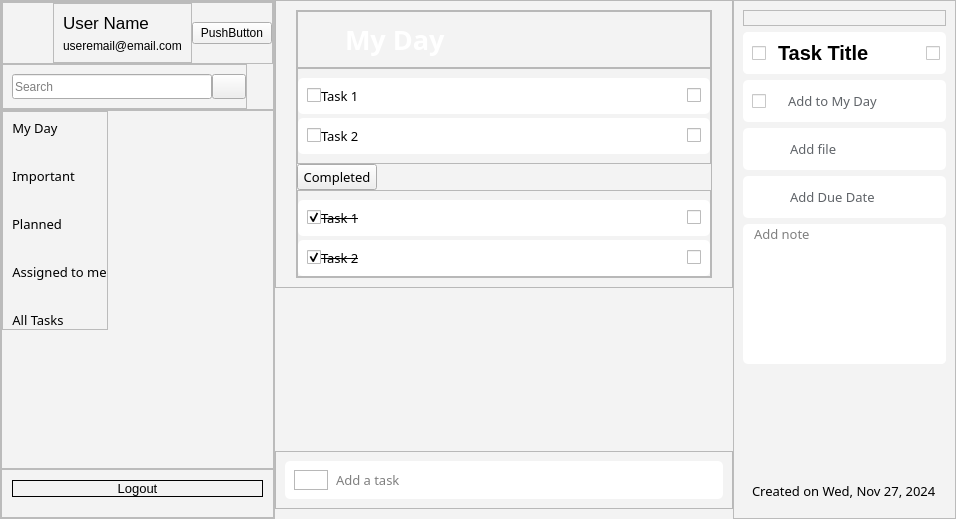
First picture: the form in ui/ui-design.ui, repository AgentMajin/taskify, before the edit.
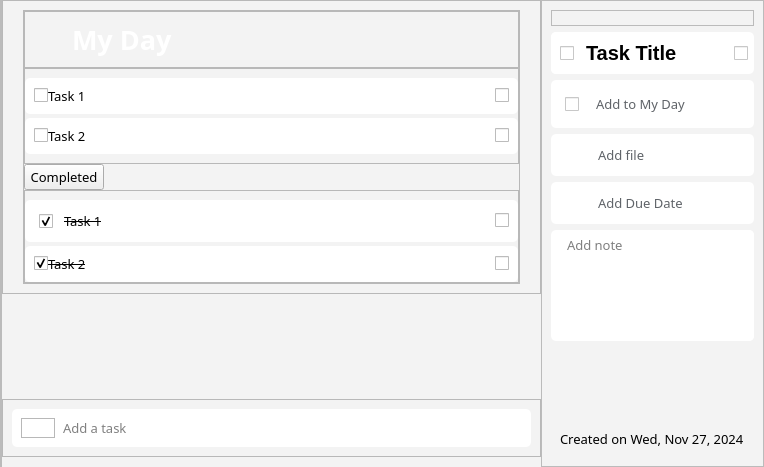
Second picture: the form after the edit. Icons and pictures are not drawn.

Commit message: minor fix duedate frame

```diff
--- a/ui/ui-design.ui
+++ b/ui/ui-design.ui
@@ -6,8 +6,8 @@
    <rect>
     <x>0</x>
     <y>0</y>
-    <width>956</width>
-    <height>519</height>
+    <width>764</width>
+    <height>467</height>
    </rect>
   </property>
   <property name="sizePolicy">
@@ -64,6 +64,12 @@
         <verstretch>0</verstretch>
        </sizepolicy>
       </property>
+      <property name="maximumSize">
+       <size>
+        <width>200</width>
+        <height>16777215</height>
+       </size>
+      </property>
       <property name="styleSheet">
        <string notr="true">background-color: rgb(243,243,243);</string>
       </property>
@@ -89,538 +95,6 @@
        <property name="bottomMargin">
         <number>0</number>
        </property>
-       <item>
-        <widget class="QFrame" name="infor">
-         <property name="sizePolicy">
-          <sizepolicy hsizetype="Fixed" vsizetype="Preferred">
-           <horstretch>0</horstretch>
-           <verstretch>0</verstretch>
-          </sizepolicy>
-         </property>
-         <property name="frameShape">
-          <enum>QFrame::StyledPanel</enum>
-         </property>
-         <property name="frameShadow">
-          <enum>QFrame::Raised</enum>
-         </property>
-         <layout class="QVBoxLayout" name="verticalLayout">
-          <property name="spacing">
-           <number>0</number>
-          </property>
-          <property name="leftMargin">
-           <number>0</number>
-          </property>
-          <property name="topMargin">
-           <number>0</number>
-          </property>
-          <property name="rightMargin">
-           <number>0</number>
-          </property>
-          <property name="bottomMargin">
-           <number>0</number>
-          </property>
-          <item>
-           <widget class="QFrame" name="account_frame_2">
-            <property name="sizePolicy">
-             <sizepolicy hsizetype="Minimum" vsizetype="Fixed">
-              <horstretch>0</horstretch>
-              <verstretch>0</verstretch>
-             </sizepolicy>
-            </property>
-            <property name="frameShape">
-             <enum>QFrame::StyledPanel</enum>
-            </property>
-            <property name="frameShadow">
-             <enum>QFrame::Raised</enum>
-            </property>
-            <layout class="QHBoxLayout" name="horizontalLayout_9">
-             <property name="spacing">
-              <number>0</number>
-             </property>
-             <property name="leftMargin">
-              <number>0</number>
-             </property>
-             <property name="topMargin">
-              <number>0</number>
-             </property>
-             <property name="rightMargin">
-              <number>0</number>
-             </property>
-             <property name="bottomMargin">
-              <number>0</number>
-             </property>
-             <item>
-              <widget class="QPushButton" name="pushButton_8">
-               <property name="sizePolicy">
-                <sizepolicy hsizetype="Fixed" vsizetype="Fixed">
-                 <horstretch>0</horstretch>
-                 <verstretch>0</verstretch>
-                </sizepolicy>
-               </property>
-               <property name="minimumSize">
-                <size>
-                 <width>50</width>
-                 <height>50</height>
-                </size>
-               </property>
-               <property name="styleSheet">
-                <string notr="true">border:none</string>
-               </property>
-               <property name="text">
-                <string/>
-               </property>
-               <property name="icon">
-                <iconset resource="../resources/icon.qrc">
-                 <normaloff>:/icon/icons/user.png</normaloff>:/icon/icons/user.png</iconset>
-               </property>
-               <property name="iconSize">
-                <size>
-                 <width>64</width>
-                 <height>64</height>
-                </size>
-               </property>
-              </widget>
-             </item>
-             <item>
-              <widget class="QFrame" name="text_infor_frame">
-               <property name="styleSheet">
-                <string notr="true">margin: 0px;
-padding: 0px;</string>
-               </property>
-               <property name="frameShape">
-                <enum>QFrame::StyledPanel</enum>
-               </property>
-               <property name="frameShadow">
-                <enum>QFrame::Raised</enum>
-               </property>
-               <layout class="QVBoxLayout" name="verticalLayout_6">
-                <item>
-                 <widget class="QLabel" name="name_label">
-                  <property name="font">
-                   <font>
-                    <pointsize>13</pointsize>
-                   </font>
-                  </property>
-                  <property name="text">
-                   <string>User Name</string>
-                  </property>
-                 </widget>
-                </item>
-                <item>
-                 <widget class="QLabel" name="email_label">
-                  <property name="text">
-                   <string>useremail@email.com</string>
-                  </property>
-                 </widget>
-                </item>
-               </layout>
-              </widget>
-             </item>
-             <item>
-              <widget class="QPushButton" name="pushButton_2">
-               <property name="sizePolicy">
-                <sizepolicy hsizetype="Fixed" vsizetype="Fixed">
-                 <horstretch>0</horstretch>
-                 <verstretch>0</verstretch>
-                </sizepolicy>
-               </property>
-               <property name="text">
-                <string>PushButton</string>
-               </property>
-              </widget>
-             </item>
-            </layout>
-           </widget>
-          </item>
-          <item alignment="Qt::AlignLeft">
-           <widget class="QFrame" name="search_frame_2">
-            <property name="enabled">
-             <bool>true</bool>
-            </property>
-            <property name="sizePolicy">
-             <sizepolicy hsizetype="Minimum" vsizetype="Fixed">
-              <horstretch>0</horstretch>
-              <verstretch>0</verstretch>
-             </sizepolicy>
-            </property>
-            <property name="styleSheet">
-             <string notr="true">padding-top: 0px;
-margin-top:0px;</string>
-            </property>
-            <property name="frameShape">
-             <enum>QFrame::StyledPanel</enum>
-            </property>
-            <property name="frameShadow">
-             <enum>QFrame::Raised</enum>
-            </property>
-            <layout class="QHBoxLayout" name="horizontalLayout_10">
-             <property name="spacing">
-              <number>0</number>
-             </property>
-             <property name="sizeConstraint">
-              <enum>QLayout::SetDefaultConstraint</enum>
-             </property>
-             <property name="leftMargin">
-              <number>9</number>
-             </property>
-             <property name="topMargin">
-              <number>9</number>
-             </property>
-             <property name="rightMargin">
-              <number>0</number>
-             </property>
-             <property name="bottomMargin">
-              <number>9</number>
-             </property>
-             <item>
-              <widget class="QLineEdit" name="search_input">
-               <property name="sizePolicy">
-                <sizepolicy hsizetype="Preferred" vsizetype="Preferred">
-                 <horstretch>0</horstretch>
-                 <verstretch>0</verstretch>
-                </sizepolicy>
-               </property>
-               <property name="minimumSize">
-                <size>
-                 <width>200</width>
-                 <height>25</height>
-                </size>
-               </property>
-               <property name="styleSheet">
-                <string notr="true">background-color:none;
-margin:0px;
-padding: 0px;</string>
-               </property>
-               <property name="placeholderText">
-                <string>Search</string>
-               </property>
-              </widget>
-             </item>
-             <item>
-              <widget class="QPushButton" name="search_button">
-               <property name="sizePolicy">
-                <sizepolicy hsizetype="Fixed" vsizetype="Fixed">
-                 <horstretch>0</horstretch>
-                 <verstretch>0</verstretch>
-                </sizepolicy>
-               </property>
-               <property name="minimumSize">
-                <size>
-                 <width>0</width>
-                 <height>25</height>
-                </size>
-               </property>
-               <property name="styleSheet">
-                <string notr="true">background: none;
-margin: 0px;
-padding: 0px;</string>
-               </property>
-               <property name="text">
-                <string/>
-               </property>
-               <property name="icon">
-                <iconset resource="../resources/icon.qrc">
-                 <normaloff>:/icon/icons/search_24dp_5F6368_FILL0_wght400_GRAD0_opsz24.png</normaloff>:/icon/icons/search_24dp_5F6368_FILL0_wght400_GRAD0_opsz24.png</iconset>
-               </property>
-              </widget>
-             </item>
-            </layout>
-           </widget>
-          </item>
-         </layout>
-        </widget>
-       </item>
-       <item>
-        <widget class="QFrame" name="menu">
-         <property name="sizePolicy">
-          <sizepolicy hsizetype="Preferred" vsizetype="Expanding">
-           <horstretch>0</horstretch>
-           <verstretch>0</verstretch>
-          </sizepolicy>
-         </property>
-         <property name="frameShape">
-          <enum>QFrame::StyledPanel</enum>
-         </property>
-         <property name="frameShadow">
-          <enum>QFrame::Raised</enum>
-         </property>
-         <layout class="QHBoxLayout" name="horizontalLayout_3">
-          <property name="spacing">
-           <number>0</number>
-          </property>
-          <property name="leftMargin">
-           <number>0</number>
-          </property>
-          <property name="topMargin">
-           <number>0</number>
-          </property>
-          <property name="rightMargin">
-           <number>0</number>
-          </property>
-          <property name="bottomMargin">
-           <number>0</number>
-          </property>
-          <item alignment="Qt::AlignLeft|Qt::AlignTop">
-           <widget class="QFrame" name="menu_frame">
-            <property name="sizePolicy">
-             <sizepolicy hsizetype="Preferred" vsizetype="Fixed">
-              <horstretch>0</horstretch>
-              <verstretch>0</verstretch>
-             </sizepolicy>
-            </property>
-            <property name="frameShape">
-             <enum>QFrame::StyledPanel</enum>
-            </property>
-            <property name="frameShadow">
-             <enum>QFrame::Raised</enum>
-            </property>
-            <layout class="QGridLayout" name="gridLayout">
-             <property name="leftMargin">
-              <number>9</number>
-             </property>
-             <property name="topMargin">
-              <number>7</number>
-             </property>
-             <property name="rightMargin">
-              <number>0</number>
-             </property>
-             <property name="bottomMargin">
-              <number>0</number>
-             </property>
-             <property name="horizontalSpacing">
-              <number>20</number>
-             </property>
-             <property name="verticalSpacing">
-              <number>30</number>
-             </property>
-             <item row="0" column="0">
-              <widget class="QPushButton" name="my_day_button">
-               <property name="sizePolicy">
-                <sizepolicy hsizetype="Fixed" vsizetype="Fixed">
-                 <horstretch>0</horstretch>
-                 <verstretch>0</verstretch>
-                </sizepolicy>
-               </property>
-               <property name="font">
-                <font>
-                 <family>Microsoft JhengHei</family>
-                 <pointsize>10</pointsize>
-                </font>
-               </property>
-               <property name="styleSheet">
-                <string notr="true">border: none;
-text-color: rgb(0,0,0);
-</string>
-               </property>
-               <property name="text">
-                <string>My Day</string>
-               </property>
-               <property name="icon">
-                <iconset resource="../resources/icon.qrc">
-                 <normaloff>:/icon/icons/sun.png</normaloff>:/icon/icons/sun.png</iconset>
-               </property>
-               <property name="iconSize">
-                <size>
-                 <width>25</width>
-                 <height>25</height>
-                </size>
-               </property>
-              </widget>
-             </item>
-             <item row="3" column="0">
-              <widget class="QPushButton" name="assign_me_button">
-               <property name="sizePolicy">
-                <sizepolicy hsizetype="Fixed" vsizetype="Fixed">
-                 <horstretch>0</horstretch>
-                 <verstretch>0</verstretch>
-                </sizepolicy>
-               </property>
-               <property name="font">
-                <font>
-                 <family>Microsoft JhengHei</family>
-                 <pointsize>10</pointsize>
-                </font>
-               </property>
-               <property name="styleSheet">
-                <string notr="true">border: none;</string>
-               </property>
-               <property name="text">
-                <string>Assigned to me</string>
-               </property>
-               <property name="icon">
-                <iconset resource="../resources/icon.qrc">
-                 <normaloff>:/icon/icons/user.png</normaloff>:/icon/icons/user.png</iconset>
-               </property>
-               <property name="iconSize">
-                <size>
-                 <width>25</width>
-                 <height>25</height>
-                </size>
-               </property>
-              </widget>
-             </item>
-             <item row="4" column="0">
-              <widget class="QPushButton" name="task_button">
-               <property name="sizePolicy">
-                <sizepolicy hsizetype="Fixed" vsizetype="Fixed">
-                 <horstretch>0</horstretch>
-                 <verstretch>0</verstretch>
-                </sizepolicy>
-               </property>
-               <property name="font">
-                <font>
-                 <family>Microsoft JhengHei</family>
-                 <pointsize>10</pointsize>
-                </font>
-               </property>
-               <property name="styleSheet">
-                <string notr="true">border: none</string>
-               </property>
-               <property name="text">
-                <string>All Tasks</string>
-               </property>
-               <property name="icon">
-                <iconset resource="../resources/icon.qrc">
-                 <normaloff>:/icon/icons/home.png</normaloff>:/icon/icons/home.png</iconset>
-               </property>
-               <property name="iconSize">
-                <size>
-                 <width>25</width>
-                 <height>25</height>
-                </size>
-               </property>
-              </widget>
-             </item>
-             <item row="2" column="0">
-              <widget class="QPushButton" name="planned_button">
-               <property name="sizePolicy">
-                <sizepolicy hsizetype="Fixed" vsizetype="Fixed">
-                 <horstretch>0</horstretch>
-                 <verstretch>0</verstretch>
-                </sizepolicy>
-               </property>
-               <property name="font">
-                <font>
-                 <family>Microsoft JhengHei</family>
-                 <pointsize>10</pointsize>
-                </font>
-               </property>
-               <property name="styleSheet">
-                <string notr="true">border: none;</string>
-               </property>
-               <property name="text">
-                <string>Planned</string>
-               </property>
-               <property name="icon">
-                <iconset resource="../resources/icon.qrc">
-                 <normaloff>:/icon/icons/plan.png</normaloff>:/icon/icons/plan.png</iconset>
-               </property>
-               <property name="iconSize">
-                <size>
-                 <width>25</width>
-                 <height>25</height>
-                </size>
-               </property>
-              </widget>
-             </item>
-             <item row="1" column="0">
-              <widget class="QPushButton" name="important_button">
-               <property name="sizePolicy">
-                <sizepolicy hsizetype="Fixed" vsizetype="Fixed">
-                 <horstretch>0</horstretch>
-                 <verstretch>0</verstretch>
-                </sizepolicy>
-               </property>
-               <property name="font">
-                <font>
-                 <family>Microsoft JhengHei</family>
-                 <pointsize>10</pointsize>
-                </font>
-               </property>
-               <property name="styleSheet">
-                <string notr="true">border: none;</string>
-               </property>
-               <property name="text">
-                <string>Important</string>
-               </property>
-               <property name="icon">
-                <iconset resource="../resources/icon.qrc">
-                 <normaloff>:/icon/icons/star.png</normaloff>:/icon/icons/star.png</iconset>
-               </property>
-               <property name="iconSize">
-                <size>
-                 <width>25</width>
-                 <height>25</height>
-                </size>
-               </property>
-              </widget>
-             </item>
-            </layout>
-           </widget>
-          </item>
-         </layout>
-        </widget>
-       </item>
-       <item>
-        <widget class="QFrame" name="footer">
-         <property name="sizePolicy">
-          <sizepolicy hsizetype="Minimum" vsizetype="Minimum">
-           <horstretch>0</horstretch>
-           <verstretch>0</verstretch>
-          </sizepolicy>
-         </property>
-         <property name="font">
-          <font>
-           <pointsize>8</pointsize>
-          </font>
-         </property>
-         <property name="frameShape">
-          <enum>QFrame::StyledPanel</enum>
-         </property>
-         <property name="frameShadow">
-          <enum>QFrame::Raised</enum>
-         </property>
-         <layout class="QHBoxLayout" name="horizontalLayout_7">
-          <property name="spacing">
-           <number>0</number>
-          </property>
-          <property name="leftMargin">
-           <number>10</number>
-          </property>
-          <property name="topMargin">
-           <number>10</number>
-          </property>
-          <property name="rightMargin">
-           <number>10</number>
-          </property>
-          <property name="bottomMargin">
-           <number>20</number>
-          </property>
-          <item>
-           <widget class="QPushButton" name="pushButton_3">
-            <property name="sizePolicy">
-             <sizepolicy hsizetype="Minimum" vsizetype="Fixed">
-              <horstretch>0</horstretch>
-              <verstretch>0</verstretch>
-             </sizepolicy>
-            </property>
-            <property name="font">
-             <font>
-              <pointsize>10</pointsize>
-             </font>
-            </property>
-            <property name="styleSheet">
-             <string notr="true">border-radius: 10px;
-border: 1px solid</string>
-            </property>
-            <property name="text">
-             <string>Logout</string>
-            </property>
-           </widget>
-          </item>
-         </layout>
-        </widget>
-       </item>
       </layout>
      </widget>
     </item>
@@ -2077,7 +1551,9 @@
                             <property name="styleSheet">
                              <string notr="true">QCheckBox::indicator::unchecked { image: url(:/icon/icons/circle.png); height: 20px; width: 20px}
 
-QCheckBox::indicator::checked { image: url(:/icon/icons/check_fill.png); height: 20px; width: 20px}</string>
+QCheckBox::indicator::checked { image: url(:/icon/icons/check_fill.png); height: 20px; width: 20px}
+
+QCheckBox {margin: 5px}</string>
                             </property>
                             <property name="text">
                              <string/>
@@ -3542,7 +3018,10 @@
             <property name="styleSheet">
              <string notr="true">QCheckBox::indicator::unchecked { image: url(:/icon/icons/sun.png); height: 22px; width: 22px}
 
-QCheckBox::indicator::checked { image: url(:/icon/icons/sun_fill.png); height: 22px; width: 22px}</string>
+QCheckBox::indicator::checked { image: url(:/icon/icons/sun_fill.png); height: 22px; width: 22px}
+QCheckBox{padding:5px}
+
+</string>
             </property>
             <property name="text">
              <string/>
@@ -3770,7 +3249,7 @@
              </font>
             </property>
             <property name="styleSheet">
-             <string notr="true"/>
+             <string notr="true">padding:5px</string>
             </property>
             <property name="text">
              <string/>
```
Left out of the diff: 2 changed lines with no effect on the pictures. The commit also changes 3 other files.
